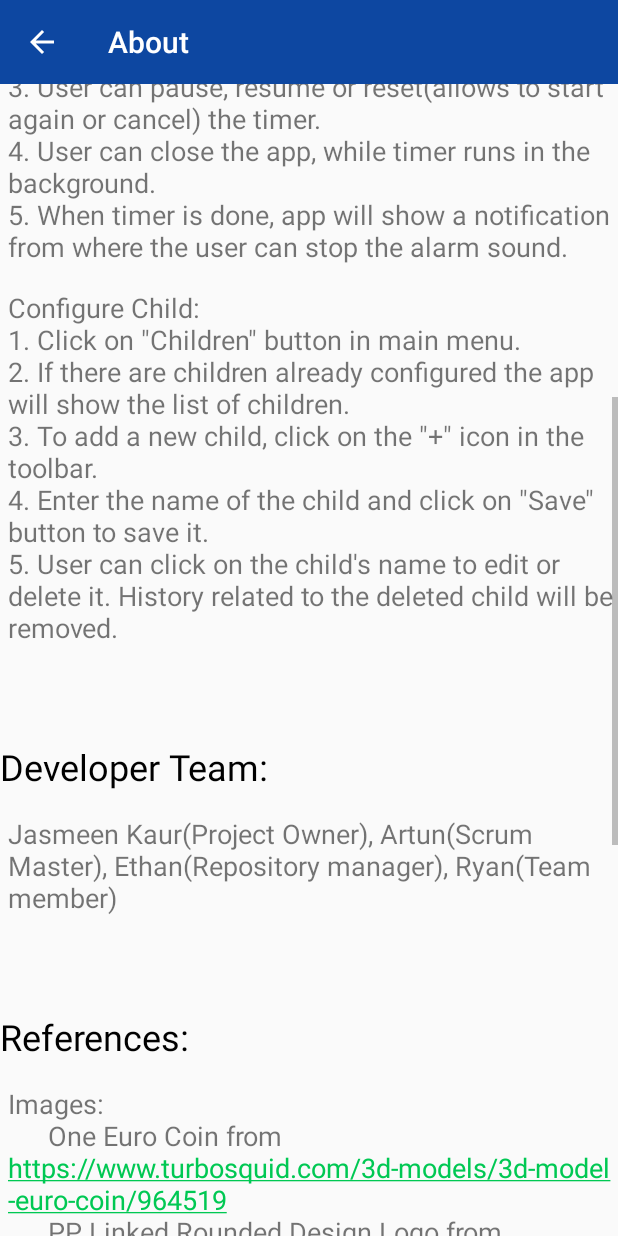
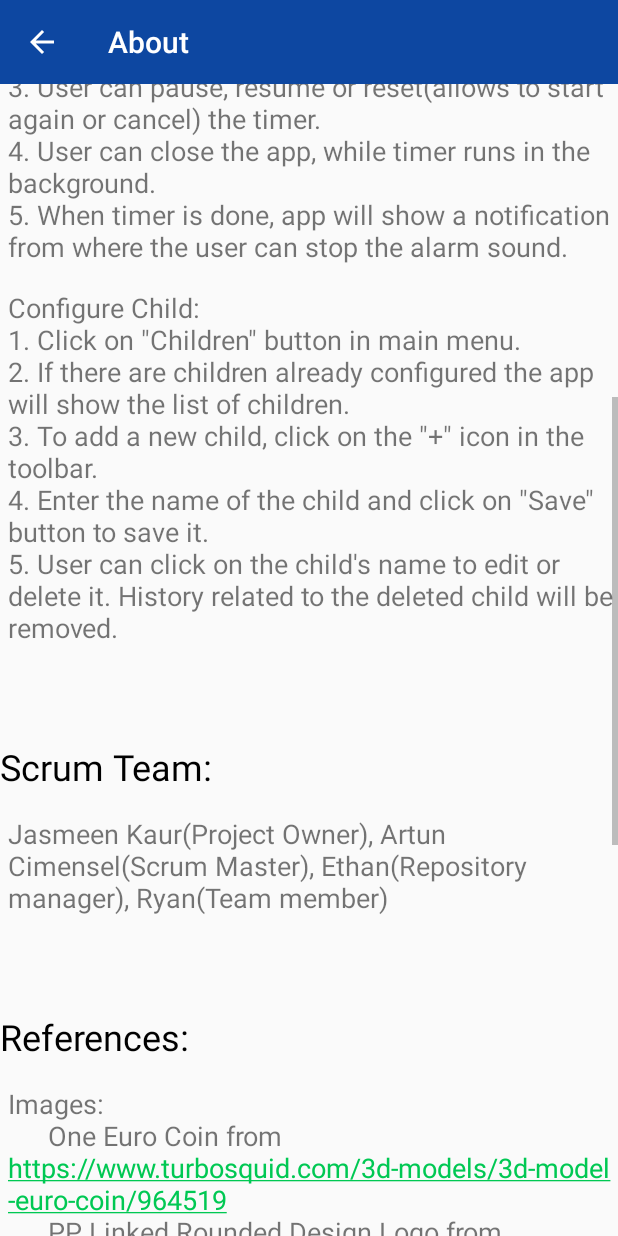
Before and after one commit to ACimensel/Practical-Parent, an Android app: the AboutActivity screen opened directly, with no data from a screen before it, scrolled down 537 dp, on a phone screen of 412 x 824 dp. Run offline under Robolectric (Android 15) with nearby library versions, the phone set to English and light mode, and no system bars.

Commit message:
Fixed an un-clickable link and removed unused string in strings.xml

```diff
--- a/app/src/main/res/layout/activity_about.xml
+++ b/app/src/main/res/layout/activity_about.xml
@@ -38,6 +38,7 @@
                 android:layout_width="wrap_content"
                 android:layout_height="wrap_content"
                 android:layout_marginTop="16dp"
+                android:fontFamily="sans-serif"
                 android:paddingStart="10dp"
                 android:paddingLeft="5dp"
                 android:text=""
--- a/app/src/main/res/values/strings.xml
+++ b/app/src/main/res/values/strings.xml
@@ -5,7 +5,6 @@
     <string name="timeout">Timeout</string>
     <string name="children">Children</string>
     <string name="about">About</string>
-    <string name="time_left">Time left</string>
     <string name="add">Add</string>
     <string name="child_name_empty_error">Please enter a non-empty name</string>
     <string name="name">Name</string>
@@ -47,7 +46,7 @@
     <string name="choose_time_error">Please enter greater than 0 minutes</string>
     <string name="chooseTimeActivity_timer_hint">min</string>
     <string name="aboutActivity_appUsageTitleTxt">Usage instructions:</string>
-    <string name="aboutActivity_authorTitle">Developer Team:</string>
+    <string name="aboutActivity_authorTitle">Scrum Team:</string>
     <string name="aboutActivity_referencesTitle">References:</string>
     <string name="confirm">Confirm</string>
     <string name="cancel">Cancel</string>
@@ -71,8 +70,7 @@
         \n4. Enter the name of the child and click on \"Save\" button to save it.
         \n5. User can click on the child\'s name to edit or delete it. History related to the deleted child will be removed.
     </string>
-    <string name="aboutActivity_author_details">Jasmeen Kaur(Project Owner), Artun(Scrum Master), Ethan(Repository manager), Ryan(Team member)
-
+    <string name="aboutActivity_author_details">Jasmeen Kaur(Project Owner), Artun Cimensel(Scrum Master), Ethan(Repository manager), Ryan(Team member)
     </string>
     <string name="aboutActivity_references_data">Images:\n
         \t\tOne Euro Coin from <a href = "https://www.turbosquid.com/3d-models/3d-model-euro-coin/964519">https://www.turbosquid.com/3d-models/3d-model-euro-coin/964519</a>
@@ -82,12 +80,11 @@
         \n\t\tHappy Kids Clip Art for Main Activity from <a href = "https://www.pinterest.ca/pin/271693789999529311/">https://www.pinterest.ca/pin/271693789999529311/</a>
         \n\t\tGreen Grasses for Main Activity from <a href = "http://clipart-library.com/clip-art/cartoon-grass-transparent-12.htm">http://clipart-library.com/clip-art/cartoon-grass-transparent-12.htm</a>
         \n\t\tClock Icon for alarm notification from <a href = "https://www.clipartmax.com/middle/m2i8d3i8K9K9b1b1_alarm-clock-icon-myiconfinder-iphone-remind-me-icon/">https://www.clipartmax.com/middle/m2i8d3i8K9K9b1b1_alarm-clock-icon-myiconfinder-iphone-remind-me-icon/</a>
-        \n\t\tSound Off Icon from <a href = " https://www.pikpng.com/transpng/xRToRx/"> https://www.pikpng.com/transpng/xRToRx/</a>
+        \n\t\tSound Off Icon from <a href = "https://www.pikpng.com/transpng/xRToRx/"> https://www.pikpng.com/transpng/xRToRx/</a>
         \n\t\tSound On Icon from <a href = "https://www.hiclipart.com/free-transparent-background-png-clipart-ytyui">https://www.hiclipart.com/free-transparent-background-png-clipart-ytyui</a>
         \n\nSounds:\n
         \t\tCoin sound from <a href = "https://www.youtube.com/watch?v=GCE0MQK2Sww">https://www.youtube.com/watch?v=GCE0MQK2Sww</a>
         \n\t\tApp music from <a href = "https://www.fesliyanstudios.com/royalty-free-music/download/serenity/897">https://www.fesliyanstudios.com/royalty-free-music/download/serenity/897</a>
-
     </string>
 
 </resources>
```
